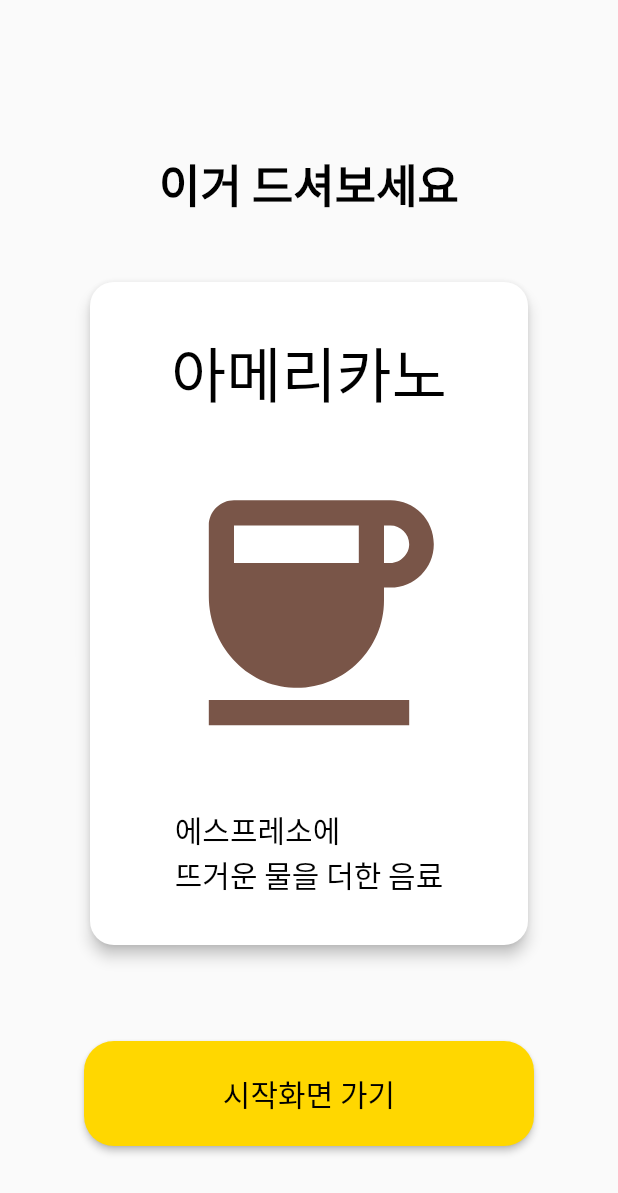
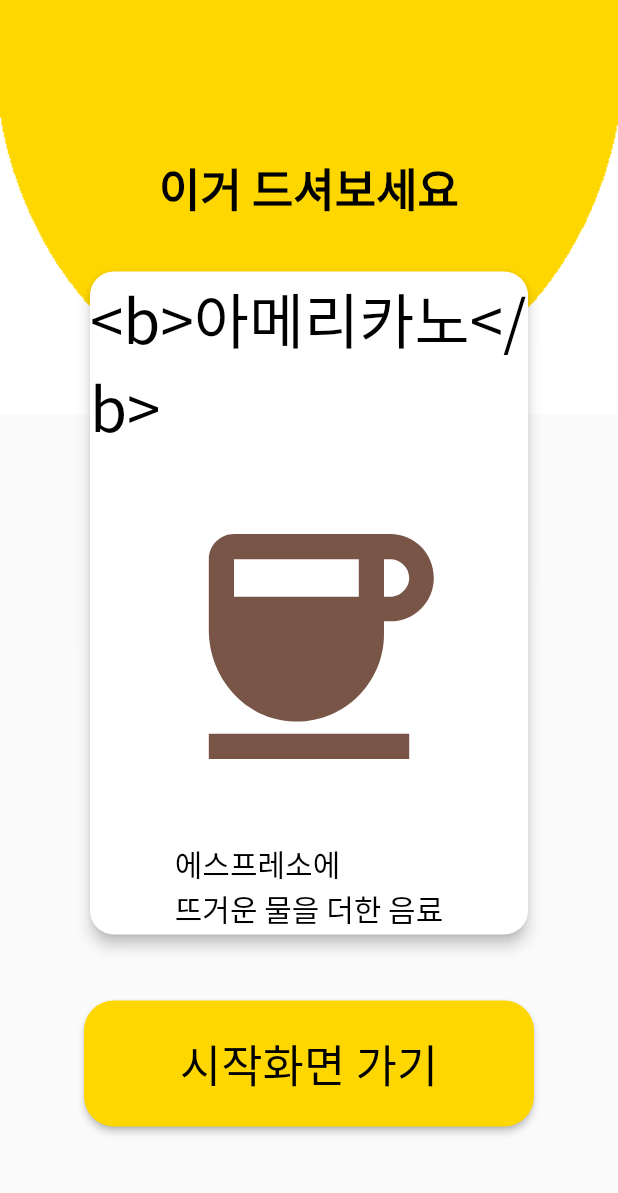
Before and after one commit to I-can-read/Flutter, a Flutter app: the RecommendResultScreen screen opened by its route, on a phone screen of 412 x 824 dp. Shown: the top 1193 px of the screen. Run offline on Flutter 3.47's test engine with Material 2 defaults, Android fonts, the phone set to English and light mode, and no system bars; our stand-ins replace camera.

Commit message:
[feat] 추천 UI 배경 추가 #5

```diff
--- a/lib/screens/recommend/recommend_result.dart
+++ b/lib/screens/recommend/recommend_result.dart
@@ -7,7 +7,15 @@ class RecommendResultScreen extends StatelessWidget {
   @override
   Widget build(BuildContext context) {
     return Scaffold(
-      body: Center(
+      body: Container(
+        alignment: Alignment.topCenter,
+        decoration: const BoxDecoration(
+        image: DecorationImage(
+          image: AssetImage('assets/images/background.png'),
+          fit:BoxFit.fitWidth,
+          alignment: Alignment.topCenter
+          ),
+        ),
         child: Column(
           mainAxisAlignment: MainAxisAlignment.center,
           children: [
@@ -19,7 +27,7 @@ class RecommendResultScreen extends StatelessWidget {
                 color: Colors.black,
               ),
             ),
-            const SizedBox(height: 40),
+            const SizedBox(height: 30),
             SizedBox(width: 300,height: 450,
             child:
             Card(
@@ -30,17 +38,17 @@ class RecommendResultScreen extends StatelessWidget {
                 child: Column(
                   mainAxisAlignment: MainAxisAlignment.center,
                   children:const [
-                    Text('아메리카노',
+                    Text('<b>아메리카노</b>',
                       style: TextStyle(
                         fontSize: 40,
                         color: Colors.black,
                       ),),
-                    const SizedBox(height: 30),
+                    SizedBox(height: 30),
                     Icon(
                       Icons.coffee,
                       color: Colors.brown,
                       size: 200,),
-                    const SizedBox(height: 30),
+                    SizedBox(height: 30),
                     Text('에스프레소에\n뜨거운 물을 더한 음료',
                       style: TextStyle(
                         fontSize: 20,
@@ -52,7 +60,7 @@ class RecommendResultScreen extends StatelessWidget {
 
             ),
 
-            const SizedBox(height: 60),
+            const SizedBox(height: 40),
             ElevatedButton(
               onPressed: () {
                 Navigator.of(context).push(
@@ -69,8 +77,9 @@ class RecommendResultScreen extends StatelessWidget {
                   borderRadius: BorderRadius.circular(20),
                 ),
               ),
-              child: Text('시작화면 가기', style: TextStyle(fontSize: 20)),
+              child: Text('시작화면 가기', style: TextStyle(fontSize: 30)),
             ),
+            const SizedBox(height: 10)
 
           ],
         ),
--- a/pubspec.yaml
+++ b/pubspec.yaml
@@ -38,6 +38,7 @@ dependencies:
   cupertino_icons: ^1.0.2
   camera: ^0.10.2+1
   path_provider: ^2.0.12
+  url_launcher: ^6.0.18
 
 dev_dependencies:
   flutter_test:
@@ -88,6 +89,9 @@ flutter:
           weight: 400
         - asset: assets/fonts/NotoSansKR-Light.otf
           weight: 300
+
+  assets:
+    - assets/images/background.png
   #   - family: Trajan Pro
   #     fonts:
   #       - asset: fonts/TrajanPro.ttf
```
Also changed, not shown: assets/images/background.png (added), pubspec.lock.
